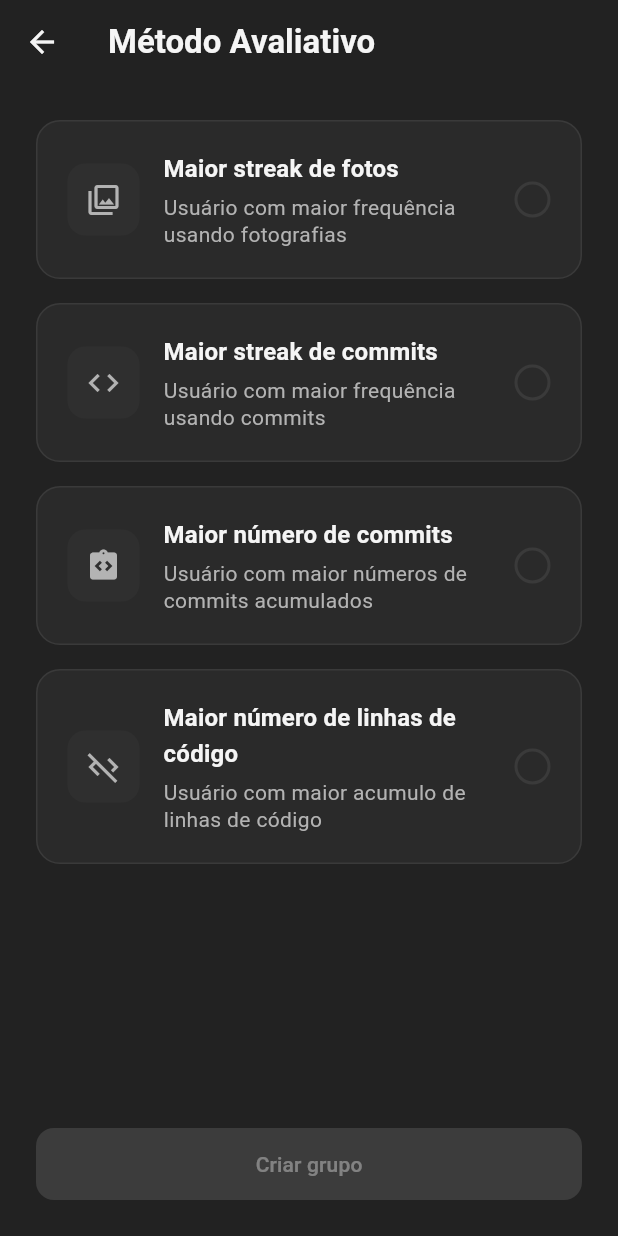
After one commit to coderats-hub/legacy-coderats, a Flutter app: the screen it shows after launch, scrolled down 170 dp, after a tap on "Método Avaliativo", on a phone screen of 412 x 824 dp. The commit adds this screen. Run offline on Flutter 3.47's test engine with Material 3 defaults, Android fonts, the phone set to English and light mode, and no system bars; our stand-ins replace flutter_riverpod, google_fonts.

Commit message:
create screen scoring mode

```diff
--- a/Codigo/apps/mobile/lib/features/groups/presentation/screens/create_groups.screen.dart
+++ b/Codigo/apps/mobile/lib/features/groups/presentation/screens/create_groups.screen.dart
@@ -2,6 +2,7 @@ import 'package:flutter/material.dart';
 import 'package:flutter/services.dart';
 import '../../../../shared/components/textfield.dart';
 import '../../../../shared/components/buttonPrimary.dart';
+import 'scoring_mode_groups.screen.dart';
 
 class CreateGroupScreen extends StatefulWidget {
   const CreateGroupScreen({super.key});
@@ -90,9 +91,11 @@ class _CreateGroupScreenState extends State<CreateGroupScreen> {
         return;
       }
 
-      // TODO: Implementar lógica de criação do grupo
-      ScaffoldMessenger.of(context).showSnackBar(
-        const SnackBar(content: Text('Grupo criado com sucesso!')),
+      // Navegar para a tela de método avaliativo
+      Navigator.of(context).push(
+        MaterialPageRoute(
+          builder: (context) => const ScoringModeGroupsScreen(),
+        ),
       );
     }
   }
--- /dev/null
+++ b/Codigo/apps/mobile/lib/features/groups/presentation/screens/scoring_mode_groups.screen.dart
@@ -0,0 +1,236 @@
+import 'package:flutter/material.dart';
+import '../../../../shared/components/buttonPrimary.dart';
+
+enum EvaluationMethod {
+  photoStreak,
+  commitStreak,
+  commitCount,
+  codeLines,
+}
+
+class ScoringModeGroupsScreen extends StatefulWidget {
+  const ScoringModeGroupsScreen({super.key});
+
+  @override
+  State<ScoringModeGroupsScreen> createState() => _ScoringModeGroupsScreenState();
+}
+
+class _ScoringModeGroupsScreenState extends State<ScoringModeGroupsScreen> {
+  EvaluationMethod? _selectedMethod;
+
+  @override
+  Widget build(BuildContext context) {
+    final colors = Theme.of(context).colorScheme;
+    final textTheme = Theme.of(context).textTheme;
+
+    return Scaffold(
+      backgroundColor: colors.background,
+      appBar: AppBar(
+        backgroundColor: colors.background,
+        elevation: 0,
+        leading: IconButton(
+          icon: Icon(Icons.arrow_back, color: colors.onBackground),
+          onPressed: () => Navigator.of(context).pop(),
+        ),
+        title: Text(
+          'Método Avaliativo',
+          style: textTheme.titleLarge?.copyWith(
+            color: colors.onBackground,
+            fontWeight: FontWeight.bold,
+          ),
+        ),
+      ),
+      body: Column(
+        children: [
+          Expanded(
+            child: SingleChildScrollView(
+              padding: const EdgeInsets.all(24),
+              child: Column(
+                crossAxisAlignment: CrossAxisAlignment.start,
+                children: [
+                  // Opção 1: Maior streak de fotos
+                  _buildEvaluationOption(
+                    icon: Icons.photo_library_outlined,
+                    title: 'Maior streak de fotos',
+                    description: 'Usuário com maior frequência usando fotografias',
+                    method: EvaluationMethod.photoStreak,
+                    colors: colors,
+                    textTheme: textTheme,
+                  ),
+                  const SizedBox(height: 16),
+
+                  // Opção 2: Maior streak de commits
+                  _buildEvaluationOption(
+                    icon: Icons.code,
+                    title: 'Maior streak de commits',
+                    description: 'Usuário com maior frequência usando commits',
+                    method: EvaluationMethod.commitStreak,
+                    colors: colors,
+                    textTheme: textTheme,
+                  ),
+                  const SizedBox(height: 16),
+
+                  // Opção 3: Maior número de commits
+                  _buildEvaluationOption(
+                    icon: Icons.integration_instructions,
+                    title: 'Maior número de commits',
+                    description: 'Usuário com maior números de commits acumulados',
+                    method: EvaluationMethod.commitCount,
+                    colors: colors,
+                    textTheme: textTheme,
+                  ),
+                  const SizedBox(height: 16),
+
+                  // Opção 4: Maior número de linhas de código
+                  _buildEvaluationOption(
+                    icon: Icons.code_off,
+                    title: 'Maior número de linhas de código',
+                    description: 'Usuário com maior acumulo de linhas de código',
+                    method: EvaluationMethod.codeLines,
+                    colors: colors,
+                    textTheme: textTheme,
+                  ),
+                ],
+              ),
+            ),
+          ),
+
+          // Botão Criar Grupo
+          Container(
+            padding: const EdgeInsets.all(24),
+            child:             AppButtonPrimary(
+              type: AppButtonPrimaryType.secondary,
+              text: 'Criar grupo',
+              onPressed: _selectedMethod != null ? _createGroup : null,
+              disabled: _selectedMethod == null,
+            ),
+          ),
+        ],
+      ),
+    );
+  }
+
+  Widget _buildEvaluationOption({
+    required IconData icon,
+    required String title,
+    required String description,
+    required EvaluationMethod method,
+    required ColorScheme colors,
+    required TextTheme textTheme,
+  }) {
+    final isSelected = _selectedMethod == method;
+
+    return GestureDetector(
+      onTap: () {
+        setState(() {
+          _selectedMethod = method;
+        });
+      },
+      child: Container(
+        padding: const EdgeInsets.all(20),
+        decoration: BoxDecoration(
+          color: colors.surfaceVariant,
+          borderRadius: BorderRadius.circular(16),
+          border: Border.all(
+            color: isSelected ? colors.primary : colors.outline,
+            width: isSelected ? 2 : 1,
+          ),
+        ),
+        child: Row(
+          children: [
+            // Ícone
+            Container(
+              width: 48,
+              height: 48,
+              decoration: BoxDecoration(
+                color: isSelected ? colors.primary.withOpacity(0.2) : colors.surface,
+                borderRadius: BorderRadius.circular(12),
+              ),
+              child: Icon(
+                icon,
+                color: isSelected ? colors.primary : colors.onSurfaceVariant,
+                size: 24,
+              ),
+            ),
+            const SizedBox(width: 16),
+
+            // Conteúdo
+            Expanded(
+              child: Column(
+                crossAxisAlignment: CrossAxisAlignment.start,
+                children: [
+                  Text(
+                    title,
+                    style: textTheme.titleMedium?.copyWith(
+                      color: colors.onSurface,
+                      fontWeight: FontWeight.bold,
+                    ),
+                  ),
+                  const SizedBox(height: 4),
+                  Text(
+                    description,
+                    style: textTheme.bodyMedium?.copyWith(
+                      color: colors.onSurfaceVariant,
+                      height: 1.3,
+                    ),
+                  ),
+                ],
+              ),
+            ),
+
+            // Radio Button
+            Container(
+              width: 24,
+              height: 24,
+              decoration: BoxDecoration(
+                shape: BoxShape.circle,
+                border: Border.all(
+                  color: isSelected ? colors.primary : colors.outline,
+                  width: 2,
+                ),
+                color: isSelected ? colors.primary : Colors.transparent,
+              ),
+              child: isSelected
+                  ? Icon(
+                      Icons.check,
+                      color: colors.onPrimary,
+                      size: 16,
+                    )
+                  : null,
+            ),
+          ],
+        ),
+      ),
+    );
+  }
+
+  void _createGroup() {
+    if (_selectedMethod != null) {
+      final colors = Theme.of(context).colorScheme;
+
+      // TODO: Implementar lógica de criação do grupo com método selecionado
+      ScaffoldMessenger.of(context).showSnackBar(
+        SnackBar(
+          content: Text('Grupo criado com método: ${_getMethodName(_selectedMethod!)}'),
+          backgroundColor: colors.secondary,
+        ),
+      );
+
+      // Navegar de volta para a tela inicial ou para uma tela de sucesso
+      Navigator.of(context).popUntil((route) => route.isFirst);
+    }
+  }
+
+  String _getMethodName(EvaluationMethod method) {
+    switch (method) {
+      case EvaluationMethod.photoStreak:
+        return 'Maior streak de fotos';
+      case EvaluationMethod.commitStreak:
+        return 'Maior streak de commits';
+      case EvaluationMethod.commitCount:
+        return 'Maior número de commits';
+      case EvaluationMethod.codeLines:
+        return 'Maior número de linhas de código';
+    }
+  }
+}
--- a/Codigo/apps/mobile/lib/main.dart
+++ b/Codigo/apps/mobile/lib/main.dart
@@ -3,6 +3,7 @@ import 'shared/theme/app.theme.dart';
 import 'shared/components/buttonPrimary.dart';
 import 'shared/components/textfield.dart';
 import 'features/groups/presentation/screens/create_groups.screen.dart';
+import 'features/groups/presentation/screens/scoring_mode_groups.screen.dart';
 
 void main() {
   runApp(const DemoApp());
@@ -186,6 +187,20 @@ class _DemoHomePageState extends State<DemoHomePage> {
                 );
               },
             ),
+            const SizedBox(height: 12),
+
+            AppButtonPrimary(
+              type: AppButtonPrimaryType.secondary,
+              text: 'Método Avaliativo',
+              icon: Icons.assessment,
+              onPressed: () {
+                Navigator.of(context).push(
+                  MaterialPageRoute(
+                    builder: (context) => const ScoringModeGroupsScreen(),
+                  ),
+                );
+              },
+            ),
 
             const SizedBox(height: 32),
             // Exemplo de uso das cores do tema fora dos componentes
```
